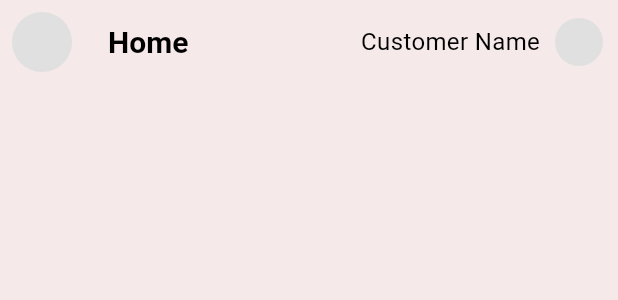
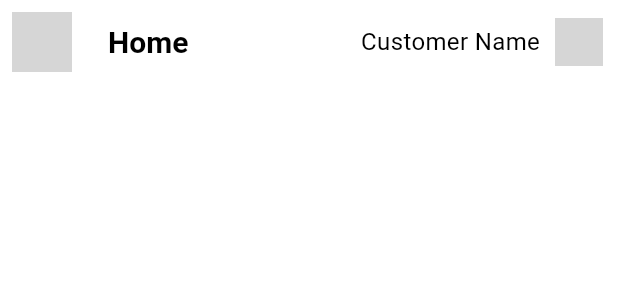
Before and after one commit to Sanzidislam/Flutter_Edge_Program_Learn, a Flutter app: the AppBarComponent widget shown alone on an empty page, opened directly, on a phone screen of 412 x 824 dp. Shown: the top 300 px of the screen. Run offline on Flutter 3.47's test engine with Material 3 defaults, Android fonts, the phone set to English and light mode, and no system bars; our stand-ins replace get; grey boxes are pictures that could not be loaded.

Commit message:
before exam

```diff
--- a/lib/components/app_bar_component.dart
+++ b/lib/components/app_bar_component.dart
@@ -6,14 +6,17 @@ class AppBarComponent extends StatelessWidget implements PreferredSizeWidget {
   @override
   Widget build(BuildContext context) {
     return AppBar(
-      backgroundColor: const Color.fromARGB(255, 245, 233, 233),
+      backgroundColor: Colors.white,
       elevation: 0,
       leading: Padding(
         padding: const EdgeInsets.all(8.0),
         child: Container(
           decoration: BoxDecoration(
-            color: Colors.grey[300],
-            shape: BoxShape.circle,
+        shape: BoxShape.circle,
+        image: DecorationImage(
+          image: AssetImage('assets/images/image.png'),
+          fit: BoxFit.cover,
+        ),
           ),
         ),
       ),
@@ -25,7 +28,7 @@ class AppBarComponent extends StatelessWidget implements PreferredSizeWidget {
         const Text("Customer Name", style: TextStyle(color: Colors.black, fontSize: 16)),
         const SizedBox(width: 10),
         CircleAvatar(
-          backgroundColor: Colors.grey[300],
+          backgroundImage: AssetImage('assets/images/image.png'),
           radius: 16,
         ),
         const SizedBox(width: 10),
```
Also changed, not shown: lib/components/product_card.dart (+18 -7 lines).
